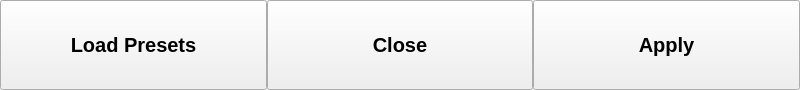
MariuszSuchenek/MVM_GUI_test2, file gui/settings/settingsbar.ui: the form before one commit.
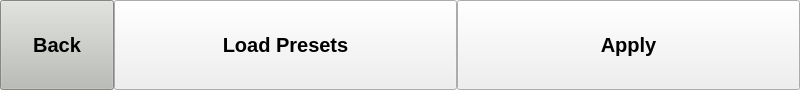
The form after the commit.

Commit message: Merged all navigation related workers to mainwindow, with base functions (show/hide certain panes) and macro functions (press certain buttons)

Patch:
```diff
--- a/gui/settings/settingsbar.ui
+++ b/gui/settings/settingsbar.ui
@@ -42,13 +42,434 @@
     <number>0</number>
    </property>
    <item>
-    <widget class="QPushButton" name="button_loadpreset">
+    <widget class="QPushButton" name="button_close">
      <property name="sizePolicy">
-      <sizepolicy hsizetype="Minimum" vsizetype="Expanding">
+      <sizepolicy hsizetype="Minimum" vsizetype="Preferred">
        <horstretch>0</horstretch>
        <verstretch>0</verstretch>
       </sizepolicy>
      </property>
+     <property name="maximumSize">
+      <size>
+       <width>114</width>
+       <height>16777215</height>
+      </size>
+     </property>
+     <property name="palette">
+      <palette>
+       <active>
+        <colorrole role="WindowText">
+         <brush brushstyle="SolidPattern">
+          <color alpha="255">
+           <red>0</red>
+           <green>0</green>
+           <blue>0</blue>
+          </color>
+         </brush>
+        </colorrole>
+        <colorrole role="Button">
+         <brush brushstyle="SolidPattern">
+          <color alpha="255">
+           <red>186</red>
+           <green>189</green>
+           <blue>182</blue>
+          </color>
+         </brush>
+        </colorrole>
+        <colorrole role="Light">
+         <brush brushstyle="SolidPattern">
+          <color alpha="255">
+           <red>255</red>
+           <green>255</green>
+           <blue>255</blue>
+          </color>
+         </brush>
+        </colorrole>
+        <colorrole role="Midlight">
+         <brush brushstyle="SolidPattern">
+          <color alpha="255">
+           <red>220</red>
+           <green>222</green>
+           <blue>218</blue>
+          </color>
+         </brush>
+        </colorrole>
+        <colorrole role="Dark">
+         <brush brushstyle="SolidPattern">
+          <color alpha="255">
+           <red>93</red>
+           <green>94</green>
+           <blue>91</blue>
+          </color>
+         </brush>
+        </colorrole>
+        <colorrole role="Mid">
+         <brush brushstyle="SolidPattern">
+          <color alpha="255">
+           <red>124</red>
+           <green>126</green>
+           <blue>121</blue>
+          </color>
+         </brush>
+        </colorrole>
+        <colorrole role="Text">
+         <brush brushstyle="SolidPattern">
+          <color alpha="255">
+           <red>0</red>
+           <green>0</green>
+           <blue>0</blue>
+          </color>
+         </brush>
+        </colorrole>
+        <colorrole role="BrightText">
+         <brush brushstyle="SolidPattern">
+          <color alpha="255">
+           <red>255</red>
+           <green>255</green>
+           <blue>255</blue>
+          </color>
+         </brush>
+        </colorrole>
+        <colorrole role="ButtonText">
+         <brush brushstyle="SolidPattern">
+          <color alpha="255">
+           <red>0</red>
+           <green>0</green>
+           <blue>0</blue>
+          </color>
+         </brush>
+        </colorrole>
+        <colorrole role="Base">
+         <brush brushstyle="SolidPattern">
+          <color alpha="255">
+           <red>255</red>
+           <green>255</green>
+           <blue>255</blue>
+          </color>
+         </brush>
+        </colorrole>
+        <colorrole role="Window">
+         <brush brushstyle="SolidPattern">
+          <color alpha="255">
+           <red>186</red>
+           <green>189</green>
+           <blue>182</blue>
+          </color>
+         </brush>
+        </colorrole>
+        <colorrole role="Shadow">
+         <brush brushstyle="SolidPattern">
+          <color alpha="255">
+           <red>0</red>
+           <green>0</green>
+           <blue>0</blue>
+          </color>
+         </brush>
+        </colorrole>
+        <colorrole role="AlternateBase">
+         <brush brushstyle="SolidPattern">
+          <color alpha="255">
+           <red>220</red>
+           <green>222</green>
+           <blue>218</blue>
+          </color>
+         </brush>
+        </colorrole>
+        <colorrole role="ToolTipBase">
+         <brush brushstyle="SolidPattern">
+          <color alpha="255">
+           <red>255</red>
+           <green>255</green>
+           <blue>220</blue>
+          </color>
+         </brush>
+        </colorrole>
+        <colorrole role="ToolTipText">
+         <brush brushstyle="SolidPattern">
+          <color alpha="255">
+           <red>0</red>
+           <green>0</green>
+           <blue>0</blue>
+          </color>
+         </brush>
+        </colorrole>
+       </active>
+       <inactive>
+        <colorrole role="WindowText">
+         <brush brushstyle="SolidPattern">
+          <color alpha="255">
+           <red>0</red>
+           <green>0</green>
+           <blue>0</blue>
+          </color>
+         </brush>
+        </colorrole>
+        <colorrole role="Button">
+         <brush brushstyle="SolidPattern">
+          <color alpha="255">
+           <red>186</red>
+           <green>189</green>
+           <blue>182</blue>
+          </color>
+         </brush>
+        </colorrole>
+        <colorrole role="Light">
+         <brush brushstyle="SolidPattern">
+          <color alpha="255">
+           <red>255</red>
+           <green>255</green>
+           <blue>255</blue>
+          </color>
+         </brush>
+        </colorrole>
+        <colorrole role="Midlight">
+         <brush brushstyle="SolidPattern">
+          <color alpha="255">
+           <red>220</red>
+           <green>222</green>
+           <blue>218</blue>
+          </color>
+         </brush>
+        </colorrole>
+        <colorrole role="Dark">
+         <brush brushstyle="SolidPattern">
+          <color alpha="255">
+           <red>93</red>
+           <green>94</green>
+           <blue>91</blue>
+          </color>
+         </brush>
+        </colorrole>
+        <colorrole role="Mid">
+         <brush brushstyle="SolidPattern">
+          <color alpha="255">
+           <red>124</red>
+           <green>126</green>
+           <blue>121</blue>
+          </color>
+         </brush>
+        </colorrole>
+        <colorrole role="Text">
+         <brush brushstyle="SolidPattern">
+          <color alpha="255">
+           <red>0</red>
+           <green>0</green>
+           <blue>0</blue>
+          </color>
+         </brush>
+        </colorrole>
+        <colorrole role="BrightText">
+         <brush brushstyle="SolidPattern">
+          <color alpha="255">
+           <red>255</red>
+           <green>255</green>
+           <blue>255</blue>
+          </color>
+         </brush>
+        </colorrole>
+        <colorrole role="ButtonText">
+         <brush brushstyle="SolidPattern">
+          <color alpha="255">
+           <red>0</red>
+           <green>0</green>
+           <blue>0</blue>
+          </color>
+         </brush>
+        </colorrole>
+        <colorrole role="Base">
+         <brush brushstyle="SolidPattern">
+          <color alpha="255">
+           <red>255</red>
+           <green>255</green>
+           <blue>255</blue>
+          </color>
+         </brush>
+        </colorrole>
+        <colorrole role="Window">
+         <brush brushstyle="SolidPattern">
+          <color alpha="255">
+           <red>186</red>
+           <green>189</green>
+           <blue>182</blue>
+          </color>
+         </brush>
+        </colorrole>
+        <colorrole role="Shadow">
+         <brush brushstyle="SolidPattern">
+          <color alpha="255">
+           <red>0</red>
+           <green>0</green>
+           <blue>0</blue>
+          </color>
+         </brush>
+        </colorrole>
+        <colorrole role="AlternateBase">
+         <brush brushstyle="SolidPattern">
+          <color alpha="255">
+           <red>220</red>
+           <green>222</green>
+           <blue>218</blue>
+          </color>
+         </brush>
+        </colorrole>
+        <colorrole role="ToolTipBase">
+         <brush brushstyle="SolidPattern">
+          <color alpha="255">
+           <red>255</red>
+           <green>255</green>
+           <blue>220</blue>
+          </color>
+         </brush>
+        </colorrole>
+        <colorrole role="ToolTipText">
+         <brush brushstyle="SolidPattern">
+          <color alpha="255">
+           <red>0</red>
+           <green>0</green>
+           <blue>0</blue>
+          </color>
+         </brush>
+        </colorrole>
+       </inactive>
+       <disabled>
+        <colorrole role="WindowText">
+         <brush brushstyle="SolidPattern">
+          <color alpha="255">
+           <red>93</red>
+           <green>94</green>
+           <blue>91</blue>
+          </color>
+         </brush>
+        </colorrole>
+        <colorrole role="Button">
+         <brush brushstyle="SolidPattern">
+          <color alpha="255">
+           <red>186</red>
+           <green>189</green>
+           <blue>182</blue>
+          </color>
+         </brush>
+        </colorrole>
+        <colorrole role="Light">
+         <brush brushstyle="SolidPattern">
+          <color alpha="255">
+           <red>255</red>
+           <green>255</green>
+           <blue>255</blue>
+          </color>
+         </brush>
+        </colorrole>
+        <colorrole role="Midlight">
+         <brush brushstyle="SolidPattern">
+          <color alpha="255">
+           <red>220</red>
+           <green>222</green>
+           <blue>218</blue>
+          </color>
+         </brush>
+        </colorrole>
+        <colorrole role="Dark">
+         <brush brushstyle="SolidPattern">
+          <color alpha="255">
+           <red>93</red>
+           <green>94</green>
+           <blue>91</blue>
+          </color>
+         </brush>
+        </colorrole>
+        <colorrole role="Mid">
+         <brush brushstyle="SolidPattern">
+          <color alpha="255">
+           <red>124</red>
+           <green>126</green>
+           <blue>121</blue>
+          </color>
+         </brush>
+        </colorrole>
+        <colorrole role="Text">
+         <brush brushstyle="SolidPattern">
+          <color alpha="255">
+           <red>93</red>
+           <green>94</green>
+           <blue>91</blue>
+          </color>
+         </brush>
+        </colorrole>
+        <colorrole role="BrightText">
+         <brush brushstyle="SolidPattern">
+          <color alpha="255">
+           <red>255</red>
+           <green>255</green>
+           <blue>255</blue>
+          </color>
+         </brush>
+        </colorrole>
+        <colorrole role="ButtonText">
+         <brush brushstyle="SolidPattern">
+          <color alpha="255">
+           <red>93</red>
+           <green>94</green>
+           <blue>91</blue>
+          </color>
+         </brush>
+        </colorrole>
+        <colorrole role="Base">
+         <brush brushstyle="SolidPattern">
+          <color alpha="255">
+           <red>186</red>
+           <green>189</green>
+           <blue>182</blue>
+          </color>
+         </brush>
+        </colorrole>
+        <colorrole role="Window">
+         <brush brushstyle="SolidPattern">
+          <color alpha="255">
+           <red>186</red>
+           <green>189</green>
+           <blue>182</blue>
+          </color>
+         </brush>
+        </colorrole>
+        <colorrole role="Shadow">
+         <brush brushstyle="SolidPattern">
+          <color alpha="255">
+           <red>0</red>
+           <green>0</green>
+           <blue>0</blue>
+          </color>
+         </brush>
+        </colorrole>
+        <colorrole role="AlternateBase">
+         <brush brushstyle="SolidPattern">
+          <color alpha="255">
+           <red>186</red>
+           <green>189</green>
+           <blue>182</blue>
+          </color>
+         </brush>
+        </colorrole>
+        <colorrole role="ToolTipBase">
+         <brush brushstyle="SolidPattern">
+          <color alpha="255">
+           <red>255</red>
+           <green>255</green>
+           <blue>220</blue>
+          </color>
+         </brush>
+        </colorrole>
+        <colorrole role="ToolTipText">
+         <brush brushstyle="SolidPattern">
+          <color alpha="255">
+           <red>0</red>
+           <green>0</green>
+           <blue>0</blue>
+          </color>
+         </brush>
+        </colorrole>
+       </disabled>
+      </palette>
+     </property>
      <property name="font">
       <font>
        <pointsize>15</pointsize>
@@ -57,14 +478,23 @@
       </font>
      </property>
      <property name="text">
-      <string>Load Presets</string>
+      <string>Back</string>
+     </property>
+     <property name="autoDefault">
+      <bool>false</bool>
+     </property>
+     <property name="default">
+      <bool>false</bool>
+     </property>
+     <property name="flat">
+      <bool>false</bool>
      </property>
     </widget>
    </item>
    <item>
-    <widget class="QPushButton" name="button_close">
+    <widget class="QPushButton" name="button_loadpreset">
      <property name="sizePolicy">
-      <sizepolicy hsizetype="Minimum" vsizetype="Preferred">
+      <sizepolicy hsizetype="Minimum" vsizetype="Expanding">
        <horstretch>0</horstretch>
        <verstretch>0</verstretch>
       </sizepolicy>
@@ -77,7 +507,7 @@
       </font>
      </property>
      <property name="text">
-      <string>Close</string>
+      <string>Load Presets</string>
      </property>
     </widget>
    </item>
```
The commit also changes 3 other files.
